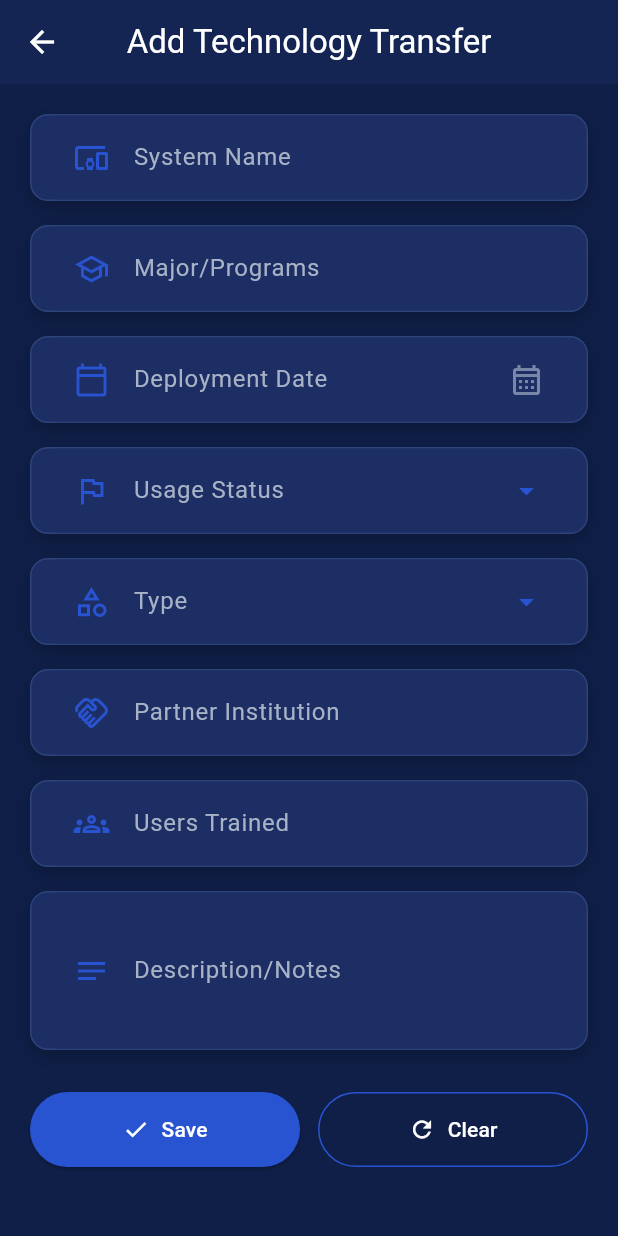
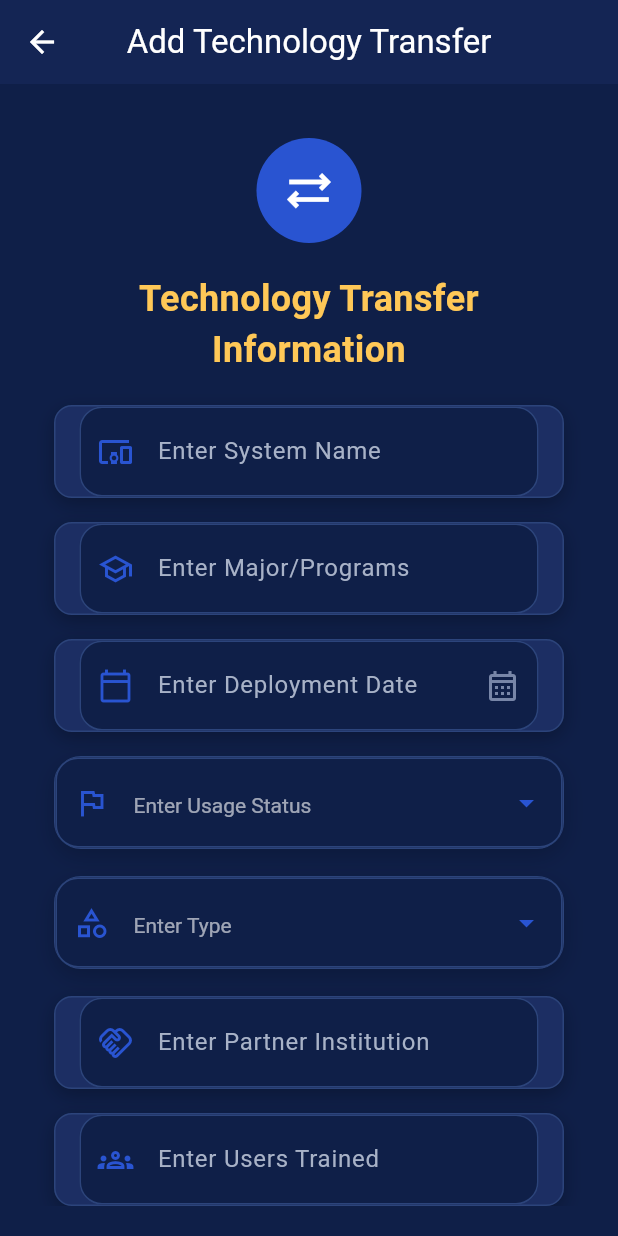
Before and after one commit to celynyzavel/cicsextension_offiice, a Flutter app: the TechnologyTransferPage screen opened directly, after a tap on "Add Technology Transfer", on a phone screen of 412 x 824 dp. Run offline on Flutter 3.47's test engine with Material 3 defaults, Android fonts, the phone set to English and light mode, and no system bars; network calls fail; Roboto replaces fonts that are missing (Poppins).

Commit message:
TechnologyTransferPage layout and UI elements

```diff
--- a/lib/screens/technology_transfer_form.dart
+++ b/lib/screens/technology_transfer_form.dart
@@ -4,12 +4,6 @@ import '../widgets/common_widgets.dart';
 import '../models/form_fields.dart';
 import '../models/records.dart';
 import '../widgets/view_records.dart';
-
-// ============================================================
-// TECHNOLOGY TRANSFER PAGE — mirrors the flow of RecordsFormPage:
-// first shows a selection screen with a single "Add Technology
-// Transfer" option, then reveals the form itself.
-// ============================================================
 
 class TechnologyTransferPage extends StatefulWidget {
   const TechnologyTransferPage({super.key});
@@ -102,24 +96,18 @@ Center(
                     ),
                   ],
                 ),
-      )
-      )
+              ),
+      ),
     );
   }
 }
-
-// ============================================================
-// TECHNOLOGY TRANSFER FORM — the actual data entry form: System
-// Name, Major/Programs, Deployment Date, Usage Status, Type,
-// Partner Institution, Users Trained, Description/Notes.
-// ============================================================
-
 class TechnologyTransferForm extends StatefulWidget {
   const TechnologyTransferForm({super.key});
 
   @override
   State<TechnologyTransferForm> createState() => _TechnologyTransferFormState();
 }
+
 
 class _TechnologyTransferFormState extends State<TechnologyTransferForm> {
   final _formKey = GlobalKey<FormState>();
@@ -241,7 +229,6 @@ class _TechnologyTransferFormState extends State<TechnologyTransferForm> {
             onPressed: () {
               Navigator.pop(context); // close dialog
               _clear();
-              // Automatically show the newly saved record in View Records.
               Navigator.pushReplacement(
                 context,
                 MaterialPageRoute(builder: (_) => const ViewRecordsPage()),
@@ -260,19 +247,53 @@ class _TechnologyTransferFormState extends State<TechnologyTransferForm> {
     final f = technologyTransferFields[i];
 
     InputDecoration deco({Widget? suffixIcon}) => InputDecoration(
-          labelText: f.label,
-          labelStyle: const TextStyle(color: kTextSecondary),
+          hintText: "Enter ${f.label}",
+          hintStyle: const TextStyle(color: kTextSecondary),
           prefixIcon: Icon(f.icon, color: kPrimary),
           suffixIcon: suffixIcon,
-          border: InputBorder.none,
           filled: true,
-          fillColor: kCard,
+          fillColor: kBackground,
+          contentPadding: const EdgeInsets.symmetric(horizontal: 20, vertical: 18),
+          border: OutlineInputBorder(
+            borderRadius: BorderRadius.circular(15),
+            borderSide: BorderSide.none,
+          ),
+          enabledBorder: OutlineInputBorder(
+            borderRadius: BorderRadius.circular(15),
+            borderSide: const BorderSide(color: kCardBorder),
+          ),
+          focusedBorder: OutlineInputBorder(
+            borderRadius: BorderRadius.circular(15),
+            borderSide: const BorderSide(color: kPrimary, width: 2),
+          ),
+          errorBorder: OutlineInputBorder(
+            borderRadius: BorderRadius.circular(15),
+            borderSide: const BorderSide(color: Colors.red),
+          ),
+          focusedErrorBorder: OutlineInputBorder(
+            borderRadius: BorderRadius.circular(15),
+            borderSide: const BorderSide(color: Colors.red, width: 2),
+          ),
         );
 
     if (f.type == FieldType.dropdown) {
-      return cardBox(
+      return AnimatedContainer(
+        duration: const Duration(milliseconds: 250),
+        margin: const EdgeInsets.only(bottom: 18),
+        decoration: BoxDecoration(
+          color: kCard,
+          borderRadius: BorderRadius.circular(18),
+          border: Border.all(color: kCardBorder),
+          boxShadow: [
+            BoxShadow(
+              color: Colors.black.withOpacity(.18),
+              blurRadius: 12,
+              offset: const Offset(0, 5),
+            ),
+          ],
+        ),
         child: DropdownButtonFormField<String>(
-          value: _controllers[i].text.isEmpty ? null : _controllers[i].text,
+          initialValue: _controllers[i].text.isEmpty ? null : _controllers[i].text,
           dropdownColor: kCard,
           style: const TextStyle(color: kWhite),
           icon: const Icon(Icons.arrow_drop_down, color: kPrimary),
@@ -320,29 +341,60 @@ class _TechnologyTransferFormState extends State<TechnologyTransferForm> {
     return Form(
       key: _formKey,
       child: ListView(
+        padding: const EdgeInsets.all(16),
         children: [
+          const Center(
+            child: CircleAvatar(
+              radius: 35,
+              backgroundColor: kPrimary,
+              child: Icon(
+                Icons.sync_alt_outlined,
+                color: kWhite,
+                size: 35,
+              ),
+            ),
+          ),
+
+          const SizedBox(height: 20),
+
+          const Text(
+            "Technology Transfer Information",
+            textAlign: TextAlign.center,
+            style: TextStyle(
+              color: kGold,
+              fontSize: 24,
+              fontWeight: FontWeight.bold,
+            ),
+          ),
+
+          const SizedBox(height: 20),
+
           for (var i = 0; i < technologyTransferFields.length; i++) _buildField(i),
-          const SizedBox(height: 12),
-          Row(
-            children: [
-              Expanded(
+
+          const SizedBox(height: 30),
+
+          SizedBox(
+            width: double.infinity,
+            height: 55,
             child: ElevatedButton.icon(
               onPressed: _submit,
-                  icon: const Icon(Icons.check),
-                  label: const Text('Save'),
-                  style: ElevatedButton.styleFrom(backgroundColor: kPrimary, foregroundColor: kWhite, padding: const EdgeInsets.symmetric(vertical: 15)),
+              icon: const Icon(Icons.save),
+              label: const Text('Save Record'),
+              style: ElevatedButton.styleFrom(backgroundColor: kPrimary, foregroundColor: kWhite),
             ),
           ),
-              const SizedBox(width: 12),
-              Expanded(
+
+          const SizedBox(height: 15),
+
+          SizedBox(
+            width: double.infinity,
+            height: 55,
             child: OutlinedButton.icon(
               onPressed: _clear,
-                  icon: const Icon(Icons.refresh, color: kWhite),
-                  label: const Text('Clear', style: TextStyle(color: kWhite)),
-                  style: OutlinedButton.styleFrom(side: const BorderSide(color: kPrimary), padding: const EdgeInsets.symmetric(vertical: 15)),
+              icon: const Icon(Icons.refresh),
+              label: const Text('Clear Form'),
+              style: OutlinedButton.styleFrom(foregroundColor: kWhite, side: const BorderSide(color: kPrimary)),
             ),
-              ),
-            ],
           ),
         ],
       ),
```
Lines whose indentation alone changed are shown as unchanged.
